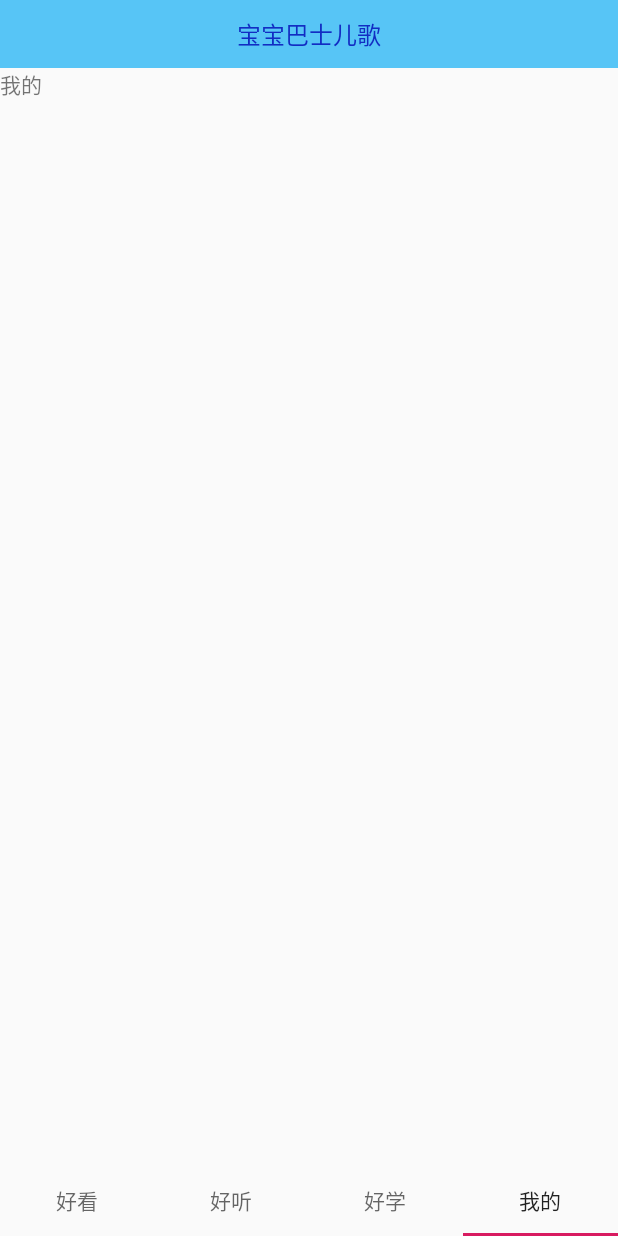
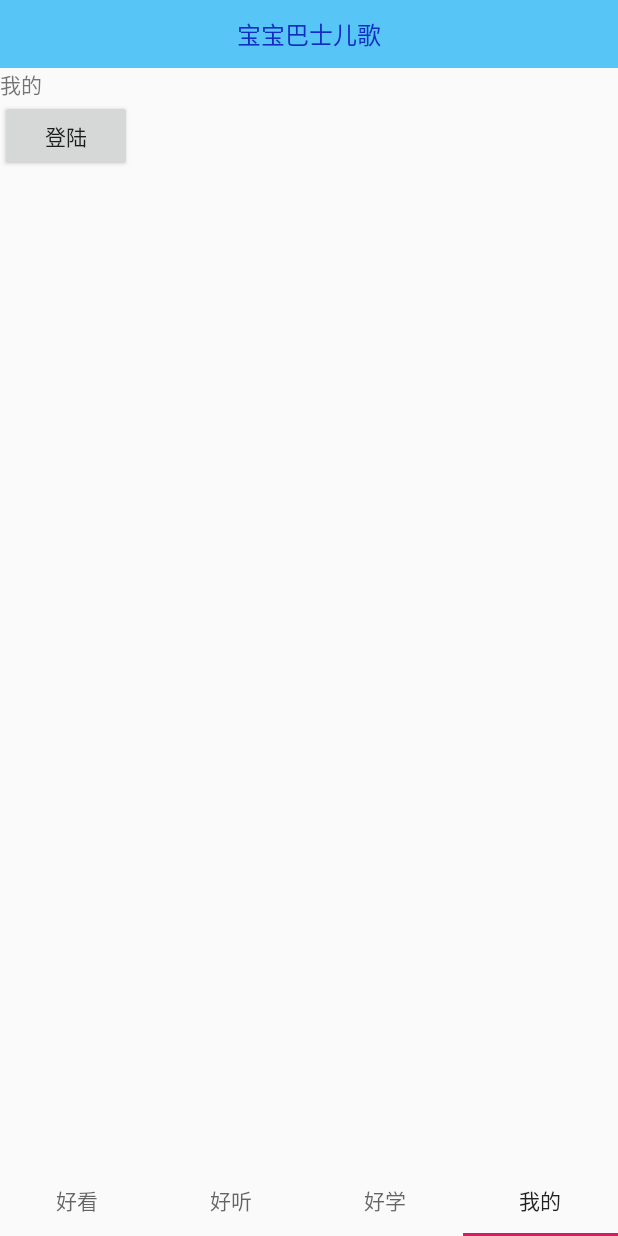
Before and after one commit to WYY-NO-BUG/starplan, an Android app: the screen it shows after launch (MainActivity), item 4 of the bottom bar chosen, on a phone screen of 412 x 824 dp. Run offline under Robolectric (Android 15) with nearby library versions, the phone set to English and light mode, and no system bars.

```diff
--- a/app/src/main/AndroidManifest.xml
+++ b/app/src/main/AndroidManifest.xml
@@ -9,7 +9,8 @@
         android:roundIcon="@mipmap/ic_launcher_round"
         android:supportsRtl="true"
         android:theme="@style/AppTheme">
-        <activity android:name=".mine"></activity>
+        <activity android:name=".login"></activity>
+        <activity android:name=".mine" />
         <activity android:name=".learn" />
         <activity android:name=".listen" />
         <activity android:name=".watch" />
--- a/app/src/main/res/layout/activity_mine.xml
+++ b/app/src/main/res/layout/activity_mine.xml
@@ -8,4 +8,11 @@
         android:layout_width="wrap_content"
         android:layout_height="wrap_content"
         android:text="我的"/>
+
+    <Button
+        android:id="@+id/button2"
+        android:layout_width="wrap_content"
+        android:layout_height="wrap_content"
+        android:layout_below="@+id/mine"
+        android:text="登陆" />
 </RelativeLayout>
```
Also changed, not shown: app/src/main/java/com/demo/starplan/login.java (added, +13 -0 lines), app/src/main/java/com/demo/starplan/mine.java (+13 -1 lines).
